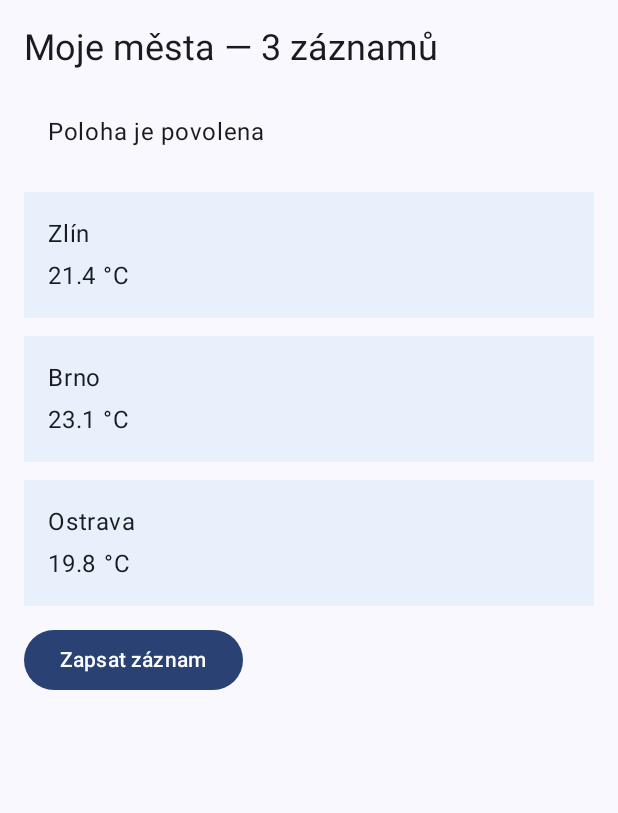
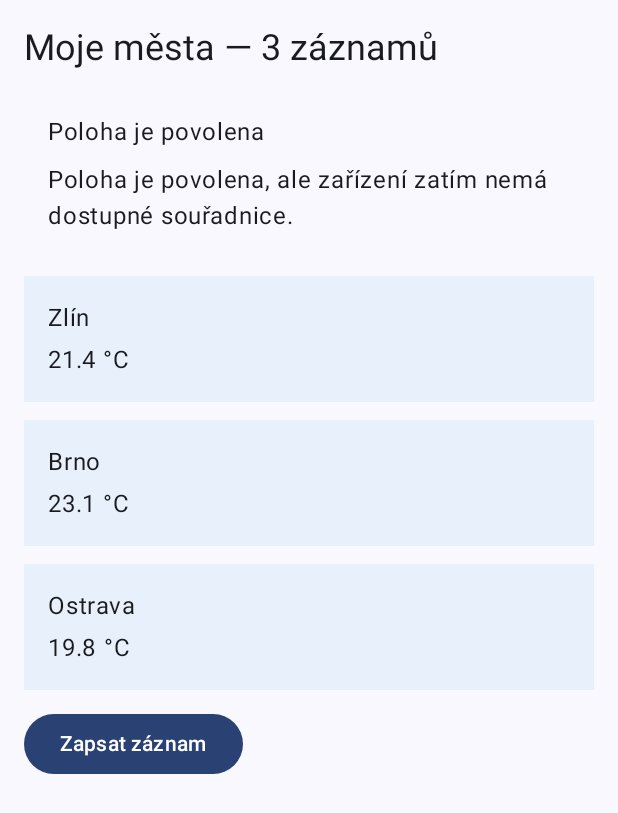
Before and after one commit to Martas666/meteodenik, an Android app built with Jetpack Compose: the screen it shows after launch (MainActivity), on a phone screen of 412 x 824 dp. Shown: the top 813 px of the screen. Run offline under Robolectric (Android 15) with nearby library versions, the phone set to English and light mode, and no system bars.

Commit message:
Lekce 06: zadost o polohu a testovani opravneni

```diff
--- a/app/src/main/java/cz/utb/meteodenik/ui/PolohaKarta.kt
+++ b/app/src/main/java/cz/utb/meteodenik/ui/PolohaKarta.kt
@@ -1,13 +1,18 @@
 package cz.utb.meteodenik.ui
 
 import android.Manifest
+import android.content.Context
 import android.content.Intent
 import android.content.pm.PackageManager
+import android.location.Location
+import android.location.LocationManager
 import android.net.Uri
 import android.provider.Settings
+import android.util.Log
 import androidx.activity.compose.LocalActivity
 import androidx.activity.compose.rememberLauncherForActivityResult
 import androidx.activity.result.contract.ActivityResultContracts
+import androidx.compose.foundation.layout.Arrangement
 import androidx.compose.foundation.layout.Column
 import androidx.compose.foundation.layout.Spacer
 import androidx.compose.foundation.layout.height
@@ -17,6 +22,7 @@ import androidx.compose.material3.MaterialTheme
 import androidx.compose.material3.Text
 import androidx.compose.runtime.Composable
 import androidx.compose.runtime.DisposableEffect
+import androidx.compose.runtime.LaunchedEffect
 import androidx.compose.runtime.getValue
 import androidx.compose.runtime.mutableStateOf
 import androidx.compose.runtime.remember
@@ -43,8 +49,40 @@ enum class StavOpravneni {
     UDELENO
 }
 
+private fun nactiPosledniPolohu(context: Context): Location? {
+
+    // Oprávnění kontrolujeme před každým čtením polohy.
+    if (
+        ContextCompat.checkSelfPermission(
+            context,
+            OPRAVNENI_POLOHA
+        ) != PackageManager.PERMISSION_GRANTED
+    ) {
+        return null
+    }
+
+    return try {
+        val locationManager =
+            context.getSystemService(LocationManager::class.java)
+                ?: return null
+
+        locationManager.getLastKnownLocation(
+            LocationManager.NETWORK_PROVIDER
+        )
+
+    } catch (e: SecurityException) {
+        Log.w("Poloha", "Chybí oprávnění k poloze", e)
+        null
+
+    } catch (e: IllegalArgumentException) {
+        Log.w("Poloha", "Poskytovatel polohy není dostupný", e)
+        null
+    }
+}
+
 @Composable
 fun PolohaKarta(onPolohaPovolena: () -> Unit) {
+
     val context = LocalContext.current
     val activity = LocalActivity.current
 
@@ -67,9 +105,15 @@ fun PolohaKarta(onPolohaPovolena: () -> Unit) {
         mutableStateOf(false)
     }
 
+    var posledniPoloha by remember {
+        mutableStateOf<Location?>(null)
+    }
+
+    // Spouštěč systémového dialogu.
     val spoustec = rememberLauncherForActivityResult(
         ActivityResultContracts.RequestPermission()
     ) { povoleno ->
+
         stav = when {
             povoleno -> StavOpravneni.UDELENO
 
@@ -84,27 +128,50 @@ fun PolohaKarta(onPolohaPovolena: () -> Unit) {
 
         if (povoleno) {
             onPolohaPovolena()
+        } else {
+            posledniPoloha = null
         }
     }
 
+    // Načtení souřadnic, pokud máme oprávnění.
+    LaunchedEffect(stav) {
+        if (stav == StavOpravneni.UDELENO) {
+            posledniPoloha = nactiPosledniPolohu(context)
+        }
+    }
+
+    // Zachováme aktuální callback i při rekompozici.
     val aktualniOnPolohaPovolena by rememberUpdatedState(
         onPolohaPovolena
     )
 
     val lifecycle = (activity as? LifecycleOwner)?.lifecycle
 
+    // Při návratu z Nastavení znovu zkontrolujeme oprávnění.
     DisposableEffect(lifecycle) {
+
         val pozorovatel = LifecycleEventObserver { _, udalost ->
-            if (
-                udalost == Lifecycle.Event.ON_RESUME &&
-                stav != StavOpravneni.UDELENO &&
+
+            if (udalost == Lifecycle.Event.ON_RESUME) {
+
+                val povoleno =
                     ContextCompat.checkSelfPermission(
                         context,
                         OPRAVNENI_POLOHA
                     ) == PackageManager.PERMISSION_GRANTED
-            ) {
+
+                if (povoleno) {
+                    if (stav != StavOpravneni.UDELENO) {
                         stav = StavOpravneni.UDELENO
                         aktualniOnPolohaPovolena()
+                    }
+
+                    posledniPoloha = nactiPosledniPolohu(context)
+
+                } else if (stav == StavOpravneni.UDELENO) {
+                    stav = StavOpravneni.NEZNAMY
+                    posledniPoloha = null
+                }
             }
         }
 
@@ -115,15 +182,45 @@ fun PolohaKarta(onPolohaPovolena: () -> Unit) {
         }
     }
 
-    Column(modifier = Modifier.padding(16.dp)) {
+    Column(
+        modifier = Modifier.padding(16.dp),
+        verticalArrangement = Arrangement.spacedBy(8.dp)
+    ) {
+
         when (stav) {
+
             StavOpravneni.UDELENO -> {
+
                 Text(
-                    text = stringResource(R.string.poloha_povolena)
+                    text = stringResource(
+                        R.string.poloha_povolena
                     )
+                )
+
+                val poloha = posledniPoloha
+
+                if (poloha != null) {
+
+                    Text(
+                        text = stringResource(
+                            R.string.poloha_souradnice,
+                            poloha.latitude,
+                            poloha.longitude
+                        )
+                    )
+
+                } else {
+
+                    Text(
+                        text = stringResource(
+                            R.string.poloha_nedostupna
+                        )
+                    )
+                }
             }
 
             StavOpravneni.ODMITNUTO_NATRVALO -> {
+
                 Text(
                     text = stringResource(
                         R.string.poloha_bez_opravneni
@@ -155,15 +252,16 @@ fun PolohaKarta(onPolohaPovolena: () -> Unit) {
                 }
             }
 
-            else -> {
+            StavOpravneni.ODMITNUTO,
+            StavOpravneni.NEZNAMY -> {
+
                 if (zobrazitVysvetleni) {
+
                     Text(
                         text = stringResource(
                             R.string.poloha_vysvetleni
                         )
                     )
-
-                    Spacer(modifier = Modifier.height(8.dp))
 
                     Button(
                         onClick = {
@@ -177,9 +275,20 @@ fun PolohaKarta(onPolohaPovolena: () -> Unit) {
                             )
                         )
                     }
+
                 } else {
+
+                    if (stav == StavOpravneni.ODMITNUTO) {
+                        Text(
+                            text = stringResource(
+                                R.string.poloha_odmitnuta
+                            )
+                        )
+                    }
+
                     Button(
                         onClick = {
+
                             val potrebaVysvetlit =
                                 activity != null &&
                                         ActivityCompat
--- a/app/src/main/res/values/strings.xml
+++ b/app/src/main/res/values/strings.xml
@@ -15,11 +15,13 @@
 
     <!-- Oprávnění k poloze -->
     <string name="poloha_zjistit">Zjistit moji polohu</string>
-    <string name="poloha_vysvetleni">Přibližnou polohu potřebujeme, abychom vám mohli nabídnout počasí ve městě, kde právě jste.</string>
-    <string name="poloha_pokracovat">Rozumím, pokračovat</string>
+    <string name="poloha_vysvetleni">Přibližnou polohu použijeme k zobrazení vašich souřadnic a později k nabídce počasí ve vašem okolí. Město si můžete vždy vybrat i ručně.</string>    <string name="poloha_pokracovat">Rozumím, pokračovat</string>
     <string name="poloha_povolena">Poloha je povolena</string>
     <string name="poloha_bez_opravneni">Bez povolení polohy můžete dál vybírat město ručně. Polohu můžete povolit v nastavení aplikace.</string>
     <string name="otevrit_nastaveni">Otevřít nastavení</string>
+    <string name="poloha_odmitnuta">Poloha zatím nebyla povolena. Můžete to zkusit znovu.</string>
+    <string name="poloha_souradnice">Zeměpisná šířka: %1$.5f\nZeměpisná délka: %2$.5f</string>
+    <string name="poloha_nedostupna">Poloha je povolena, ale zařízení zatím nemá dostupné souřadnice.</string>
 
     <string name="seznam_titulek_pocet">Moje města — %1$s</string>
     <plurals name="pocet_zaznamu">
@@ -30,6 +32,4 @@
     </plurals>
     <string name="detail_souhrn">%1$s má právě %2$.1f °C</string>
 
-
-
 </resources>
```
Also changed, not shown: 6 other files. Lines whose indentation alone changed are shown as unchanged.
